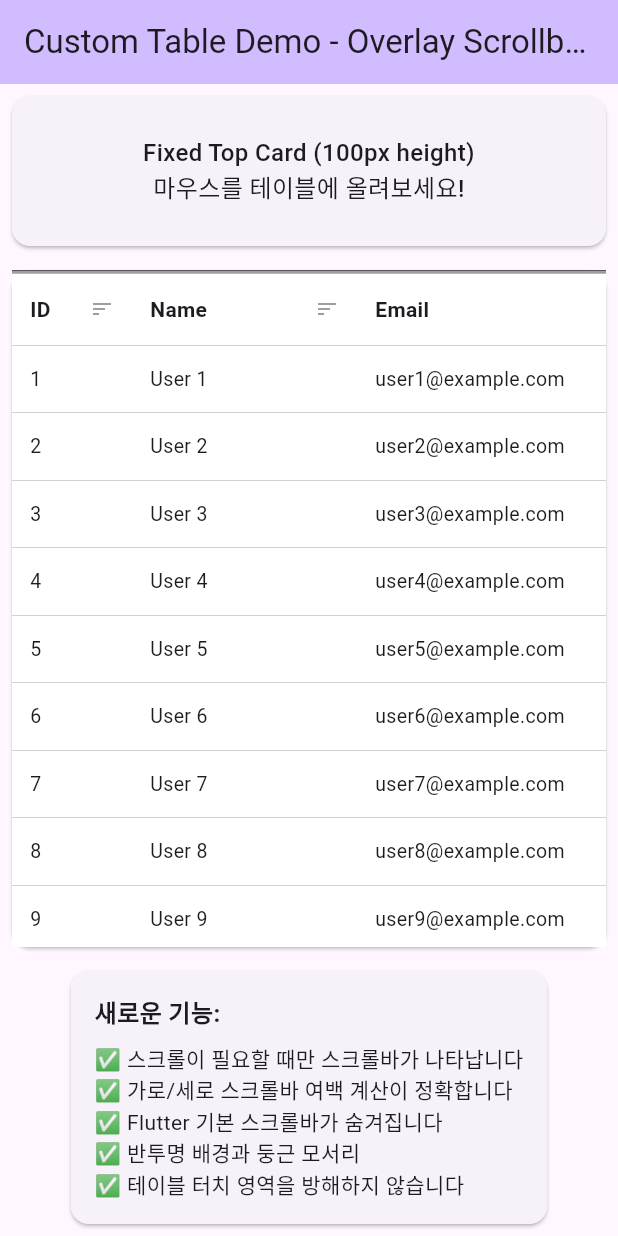
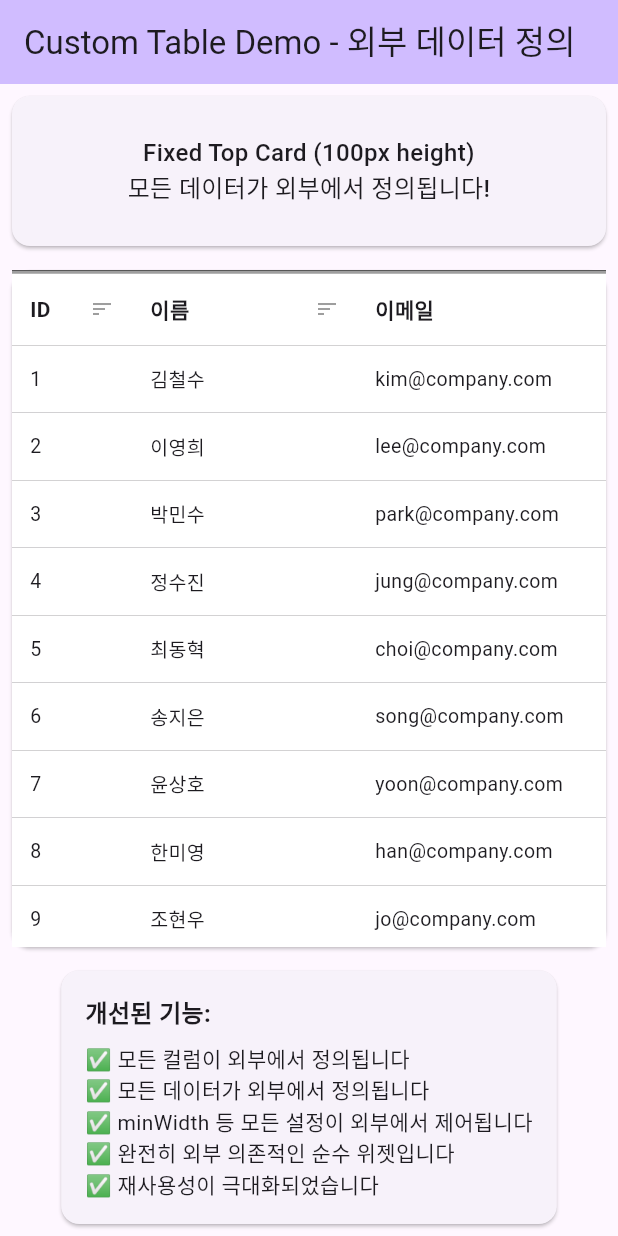
Before and after one commit to kihyun1998/flutter_basic_table, a Flutter app: the screen it shows after launch, on a phone screen of 412 x 824 dp. Run offline on Flutter 3.47's test engine with Material 3 defaults, Android fonts, the phone set to English and light mode, and no system bars.

Commit message:
update: 데이터 정의 외부화

```diff
--- a/example/lib/main.dart
+++ b/example/lib/main.dart
@@ -24,11 +24,66 @@ class MyApp extends StatelessWidget {
 class HomeScreen extends StatelessWidget {
   const HomeScreen({super.key});
 
+  // 외부에서 컬럼 정의 - minWidth도 모두 직접 설정
+  List<BasicTableColumn> get tableColumns => [
+        const BasicTableColumn(name: 'ID', minWidth: 80.0),
+        const BasicTableColumn(name: '이름', minWidth: 150.0),
+        const BasicTableColumn(name: '이메일', minWidth: 250.0),
+        const BasicTableColumn(name: '부서', minWidth: 120.0),
+        const BasicTableColumn(name: '상태', minWidth: 100.0),
+        const BasicTableColumn(name: '가입일', minWidth: 130.0),
+      ];
+
+  // 외부에서 테이블 데이터 정의
+  List<List<String>> get tableData => [
+        ['1', '김철수', 'kim@company.com', '개발팀', '활성', '2023-01-15'],
+        ['2', '이영희', 'lee@company.com', '디자인팀', '활성', '2023-02-20'],
+        ['3', '박민수', 'park@company.com', '마케팅팀', '비활성', '2023-03-10'],
+        ['4', '정수진', 'jung@company.com', '영업팀', '대기', '2023-04-05'],
+        ['5', '최동혁', 'choi@company.com', 'HR팀', '활성', '2023-05-12'],
+        ['6', '송지은', 'song@company.com', '개발팀', '활성', '2023-06-18'],
+        ['7', '윤상호', 'yoon@company.com', '디자인팀', '비활성', '2023-07-22'],
+        ['8', '한미영', 'han@company.com', '마케팅팀', '활성', '2023-08-14'],
+        ['9', '조현우', 'jo@company.com', '영업팀', '대기', '2023-09-09'],
+        ['10', '강예린', 'kang@company.com', 'HR팀', '활성', '2023-10-30'],
+        ['11', '임태윤', 'lim@company.com', '개발팀', '활성', '2023-11-11'],
+        ['12', '신보라', 'shin@company.com', '디자인팀', '활성', '2023-12-01'],
+        ['13', '홍길동', 'hong@company.com', '마케팅팀', '비활성', '2024-01-15'],
+        ['14', '백지훈', 'baek@company.com', '영업팀', '활성', '2024-02-20'],
+        ['15', '오세영', 'oh@company.com', 'HR팀', '대기', '2024-03-10'],
+        ['16', '노아름', 'no@company.com', '개발팀', '활성', '2024-04-05'],
+        ['17', '서준호', 'seo@company.com', '디자인팀', '활성', '2024-05-12'],
+        ['18', '유진아', 'yu@company.com', '마케팅팀', '비활성', '2024-06-18'],
+        ['19', '문성민', 'moon@company.com', '영업팀', '활성', '2024-07-22'],
+        ['20', '양하늘', 'yang@company.com', 'HR팀', '대기', '2024-08-14'],
+        ['21', '배소미', 'bae@company.com', '개발팀', '활성', '2024-09-09'],
+        ['22', '권도영', 'kwon@company.com', '디자인팀', '활성', '2024-10-30'],
+        ['23', '안지혜', 'ahn@company.com', '마케팅팀', '비활성', '2024-11-11'],
+        ['24', '남궁민', 'namgung@company.com', '영업팀', '활성', '2024-12-01'],
+        ['25', '황수정', 'hwang@company.com', 'HR팀', '대기', '2024-12-15'],
+      ];
+
+  // 외부에서 테이블 설정 정의
+  BasicTableConfig get tableConfig => const BasicTableConfig(
+        // 스크롤바 설정 커스터마이징
+        scrollbarHoverOnly: true, // 호버시에만 표시
+        scrollbarOpacity: 0.9, // 불투명도 90%
+        scrollbarAnimationDuration: Duration(milliseconds: 250), // 애니메이션 속도
+        scrollbarWidth: 14.0, // 스크롤바 두께
+
+        // 기존 테이블 설정
+        headerHeight: 50.0,
+        rowHeight: 45.0,
+        showHorizontalScrollbar: true,
+        showVerticalScrollbar: true,
+        enableHeaderSorting: true,
+      );
+
   @override
   Widget build(BuildContext context) {
     return Scaffold(
       appBar: AppBar(
-        title: const Text('Custom Table Demo - Overlay Scrollbars'),
+        title: const Text('Custom Table Demo - 외부 데이터 정의'),
         backgroundColor: Theme.of(context).colorScheme.inversePrimary,
       ),
       body: Column(
@@ -40,7 +95,7 @@ class HomeScreen extends StatelessWidget {
               height: 100,
               child: Center(
                 child: Text(
-                  'Fixed Top Card (100px height)\n마우스를 테이블에 올려보세요!',
+                  'Fixed Top Card (100px height)\n모든 데이터가 외부에서 정의됩니다!',
                   style: TextStyle(fontSize: 16, fontWeight: FontWeight.w500),
                   textAlign: TextAlign.center,
                 ),
@@ -53,21 +108,9 @@ class HomeScreen extends StatelessWidget {
             child: Card(
               margin: const EdgeInsets.all(8.0),
               child: BasicTable(
-                config: const BasicTableConfig(
-                  // 스크롤바 설정 커스터마이징
-                  scrollbarHoverOnly: true, // 호버시에만 표시
-                  scrollbarOpacity: 0.9, // 불투명도 90%
-                  scrollbarAnimationDuration:
-                      Duration(milliseconds: 250), // 애니메이션 속도
-                  scrollbarWidth: 14.0, // 스크롤바 두께
-
-                  // 기존 테이블 설정
-                  headerHeight: 50.0,
-                  rowHeight: 45.0,
-                  showHorizontalScrollbar: true,
-                  showVerticalScrollbar: true,
-                  enableHeaderSorting: true,
-                ),
+                columns: tableColumns, // 외부에서 정의된 컬럼
+                data: tableData, // 외부에서 정의된 데이터
+                config: tableConfig, // 외부에서 정의된 설정
               ),
             ),
           ),
@@ -81,15 +124,15 @@ class HomeScreen extends StatelessWidget {
                 crossAxisAlignment: CrossAxisAlignment.start,
                 children: [
                   Text(
-                    '새로운 기능:',
+                    '개선된 기능:',
                     style: TextStyle(fontWeight: FontWeight.bold, fontSize: 16),
                   ),
                   SizedBox(height: 8),
-                  Text('✅ 스크롤이 필요할 때만 스크롤바가 나타납니다'),
-                  Text('✅ 가로/세로 스크롤바 여백 계산이 정확합니다'),
-                  Text('✅ Flutter 기본 스크롤바가 숨겨집니다'),
-                  Text('✅ 반투명 배경과 둥근 모서리'),
-                  Text('✅ 테이블 터치 영역을 방해하지 않습니다'),
+                  Text('✅ 모든 컬럼이 외부에서 정의됩니다'),
+                  Text('✅ 모든 데이터가 외부에서 정의됩니다'),
+                  Text('✅ minWidth 등 모든 설정이 외부에서 제어됩니다'),
+                  Text('✅ 완전히 외부 의존적인 순수 위젯입니다'),
+                  Text('✅ 재사용성이 극대화되었습니다'),
                 ],
               ),
             ),
--- a/lib/src/flutter_basic_table.dart
+++ b/lib/src/flutter_basic_table.dart
@@ -10,26 +10,26 @@ import 'widgets/synced_scroll_controll_widget.dart';
 /// 커스텀 테이블 위젯
 /// 동기화된 스크롤과 반응형 컬럼 너비를 지원합니다.
 /// 스크롤바는 테이블 위에 오버레이로 표시됩니다.
+/// 모든 데이터는 외부에서 정의되어야 합니다.
 class BasicTable extends StatefulWidget {
-  final List<BasicTableColumn>? columns;
-  final List<List<String>>? data;
-  final BasicTableConfig? config;
+  final List<BasicTableColumn> columns;
+  final List<List<String>> data;
+  final BasicTableConfig config;
 
   const BasicTable({
     super.key,
-    this.columns,
-    this.data,
-    this.config,
-  });
+    required this.columns,
+    required this.data,
+    this.config = const BasicTableConfig(),
+  })  : assert(columns.length > 0, 'columns cannot be empty'),
+        assert(data.length > 0, 'data cannot be empty');
 
   @override
   State<BasicTable> createState() => _BasicTableState();
 }
 
 class _BasicTableState extends State<BasicTable> {
-  late List<BasicTableColumn> _columns;
   late List<BasicTableRow> _rows;
-  late BasicTableConfig _config;
 
   // 호버 상태 관리
   bool _isHovered = false;
@@ -41,54 +41,13 @@ class _BasicTableState extends State<BasicTable> {
   }
 
   void _initializeTableData() {
-    // 컬럼 초기화 (기본값 또는 전달받은 값 사용)
-    _columns = widget.columns ?? _generateDefaultColumns();
-
-    // 설정 초기화
-    _config = widget.config ?? const BasicTableConfig();
-
-    // 행 데이터 초기화
-    final rawData = widget.data ?? _generateSampleData();
-    _rows = rawData.asMap().entries.map((entry) {
+    // 행 데이터 초기화 - 외부에서 전달받은 데이터만 사용
+    _rows = widget.data.asMap().entries.map((entry) {
       return BasicTableRow(
         index: entry.key,
         cells: entry.value,
       );
     }).toList();
-  }
-
-  /// 기본 컬럼 생성 (5개 컬럼으로 테스트)
-  List<BasicTableColumn> _generateDefaultColumns() {
-    return [
-      const BasicTableColumn(name: 'ID', minWidth: 80.0),
-      const BasicTableColumn(name: 'Name', minWidth: 150.0),
-      const BasicTableColumn(name: 'Email', minWidth: 200.0),
-      const BasicTableColumn(name: 'Department', minWidth: 120.0),
-      const BasicTableColumn(name: 'Status', minWidth: 100.0),
-    ];
-  }
-
-  /// 샘플 데이터 생성
-  List<List<String>> _generateSampleData() {
-    return List.generate(50, (rowIndex) {
-      return [
-        '${rowIndex + 1}',
-        'User ${rowIndex + 1}',
-        'user${rowIndex + 1}@example.com',
-        _getDepartment(rowIndex),
-        _getStatus(rowIndex),
-      ];
-    });
-  }
-
-  String _getDepartment(int index) {
-    final departments = ['Engineering', 'Design', 'Marketing', 'Sales', 'HR'];
-    return departments[index % departments.length];
-  }
-
-  String _getStatus(int index) {
-    final statuses = ['Active', 'Inactive', 'Pending'];
-    return statuses[index % statuses.length];
   }
 
   @override
@@ -100,17 +59,17 @@ class _BasicTableState extends State<BasicTable> {
 
         // 테이블의 최소 너비 계산
         final double minTableWidth =
-            _columns.fold(0.0, (sum, col) => sum + col.minWidth);
+            widget.columns.fold(0.0, (sum, col) => sum + col.minWidth);
 
         // 실제 콘텐츠 너비: 최소 너비와 사용 가능한 너비 중 큰 값
         final double contentWidth = max(minTableWidth, availableWidth);
 
         // 테이블 데이터 높이 계산
-        final double tableDataHeight = _config.rowHeight * _rows.length;
+        final double tableDataHeight = widget.config.rowHeight * _rows.length;
 
         // 스크롤바를 위한 전체 콘텐츠 높이
         final double totalContentHeight =
-            _config.headerHeight + tableDataHeight;
+            widget.config.headerHeight + tableDataHeight;
 
         return SyncedScrollControllers(
           builder: (
@@ -146,19 +105,19 @@ class _BasicTableState extends State<BasicTable> {
                           children: [
                             // 테이블 헤더
                             BasicTableHeader(
-                              columns: _columns,
+                              columns: widget.columns,
                               totalWidth: contentWidth,
                               availableWidth: availableWidth,
-                              config: _config,
+                              config: widget.config,
                             ),
 
                             // 테이블 데이터
                             Expanded(
                               child: BasicTableData(
                                 rows: _rows,
-                                columns: _columns,
+                                columns: widget.columns,
                                 availableWidth: availableWidth,
-                                config: _config,
+                                config: widget.config,
                                 verticalController: verticalScrollController,
                               ),
                             ),
@@ -168,25 +127,28 @@ class _BasicTableState extends State<BasicTable> {
                     ),
 
                     // 세로 스크롤바 (우측 오버레이) - 헤더 밑에서 시작
-                    if (_config.showVerticalScrollbar && needsVerticalScroll)
+                    if (widget.config.showVerticalScrollbar &&
+                        needsVerticalScroll)
                       Positioned(
-                        top: _config.headerHeight, // 헤더 높이만큼 아래서 시작
+                        top: widget.config.headerHeight, // 헤더 높이만큼 아래서 시작
                         right: 0,
-                        bottom: (_config.showHorizontalScrollbar &&
+                        bottom: (widget.config.showHorizontalScrollbar &&
                                 needsHorizontalScroll)
-                            ? _config.scrollbarWidth
+                            ? widget.config.scrollbarWidth
                             : 0,
                         child: AnimatedOpacity(
-                          opacity: _config.scrollbarHoverOnly
-                              ? (_isHovered ? _config.scrollbarOpacity : 0.0)
-                              : _config.scrollbarOpacity,
-                          duration: _config.scrollbarAnimationDuration,
+                          opacity: widget.config.scrollbarHoverOnly
+                              ? (_isHovered
+                                  ? widget.config.scrollbarOpacity
+                                  : 0.0)
+                              : widget.config.scrollbarOpacity,
+                          duration: widget.config.scrollbarAnimationDuration,
                           child: Container(
-                            width: _config.scrollbarWidth,
+                            width: widget.config.scrollbarWidth,
                             decoration: BoxDecoration(
                               color: Colors.black.withOpacity(0.1),
                               borderRadius: BorderRadius.circular(
-                                  _config.scrollbarWidth / 2),
+                                  widget.config.scrollbarWidth / 2),
                             ),
                             child: Theme(
                               data: Theme.of(context).copyWith(
@@ -198,9 +160,9 @@ class _BasicTableState extends State<BasicTable> {
                                     Colors.transparent,
                                   ),
                                   radius: Radius.circular(
-                                      _config.scrollbarWidth / 2),
+                                      widget.config.scrollbarWidth / 2),
                                   thickness: WidgetStateProperty.all(
-                                      _config.scrollbarWidth - 4),
+                                      widget.config.scrollbarWidth - 4),
                                 ),
                               ),
                               child: Scrollbar(
@@ -212,7 +174,7 @@ class _BasicTableState extends State<BasicTable> {
                                   scrollDirection: Axis.vertical,
                                   child: SizedBox(
                                     height: tableDataHeight, // 헤더 제외한 데이터 높이만
-                                    width: _config.scrollbarWidth,
+                                    width: widget.config.scrollbarWidth,
                                   ),
                                 ),
                               ),
@@ -222,23 +184,25 @@ class _BasicTableState extends State<BasicTable> {
                       ),
 
                     // 가로 스크롤바 (하단 오버레이) - 전체 너비 사용
-                    if (_config.showHorizontalScrollbar &&
+                    if (widget.config.showHorizontalScrollbar &&
                         needsHorizontalScroll)
                       Positioned(
                         left: 0,
                         right: 0, // 전체 너비 사용 (세로 스크롤바까지 덮음)
                         bottom: 0,
                         child: AnimatedOpacity(
-                          opacity: _config.scrollbarHoverOnly
-                              ? (_isHovered ? _config.scrollbarOpacity : 0.0)
-                              : _config.scrollbarOpacity,
-                          duration: _config.scrollbarAnimationDuration,
+                          opacity: widget.config.scrollbarHoverOnly
+                              ? (_isHovered
+                                  ? widget.config.scrollbarOpacity
+                                  : 0.0)
+                              : widget.config.scrollbarOpacity,
+                          duration: widget.config.scrollbarAnimationDuration,
                           child: Container(
-                            height: _config.scrollbarWidth,
+                            height: widget.config.scrollbarWidth,
                             decoration: BoxDecoration(
                               color: Colors.black.withOpacity(0.1),
                               borderRadius: BorderRadius.circular(
-                                  _config.scrollbarWidth / 2),
+                                  widget.config.scrollbarWidth / 2),
                             ),
                             child: Theme(
                               data: Theme.of(context).copyWith(
@@ -250,9 +214,9 @@ class _BasicTableState extends State<BasicTable> {
                                     Colors.transparent,
                                   ),
                                   radius: Radius.circular(
-                                      _config.scrollbarWidth / 2),
+                                      widget.config.scrollbarWidth / 2),
                                   thickness: WidgetStateProperty.all(
-                                      _config.scrollbarWidth - 4),
+                                      widget.config.scrollbarWidth - 4),
                                 ),
                               ),
                               child: Scrollbar(
@@ -264,7 +228,7 @@ class _BasicTableState extends State<BasicTable> {
                                   scrollDirection: Axis.horizontal,
                                   child: SizedBox(
                                     width: contentWidth,
-                                    height: _config.scrollbarWidth,
+                                    height: widget.config.scrollbarWidth,
                                   ),
                                 ),
                               ),
@@ -285,28 +249,10 @@ class _BasicTableState extends State<BasicTable> {
   @override
   void didUpdateWidget(BasicTable oldWidget) {
     super.didUpdateWidget(oldWidget);
-    if (widget.columns != oldWidget.columns ||
-        widget.data != oldWidget.data ||
-        widget.config != oldWidget.config) {
+    if (oldWidget.columns != widget.columns ||
+        oldWidget.data != widget.data ||
+        oldWidget.config != widget.config) {
       _initializeTableData();
     }
   }
 }
-
-/// 테이블 사용 예시를 위한 확장
-extension CustomTableBuilder on BasicTable {
-  /// 빠른 테이블 생성을 위한 팩토리 생성자
-  static BasicTable simple({
-    required List<String> headers,
-    required List<List<String>> data,
-    BasicTableConfig? config,
-  }) {
-    final columns =
-        headers.map((header) => BasicTableColumn(name: header)).toList();
-    return BasicTable(
-      columns: columns,
-      data: data,
-      config: config,
-    );
-  }
-}
```
